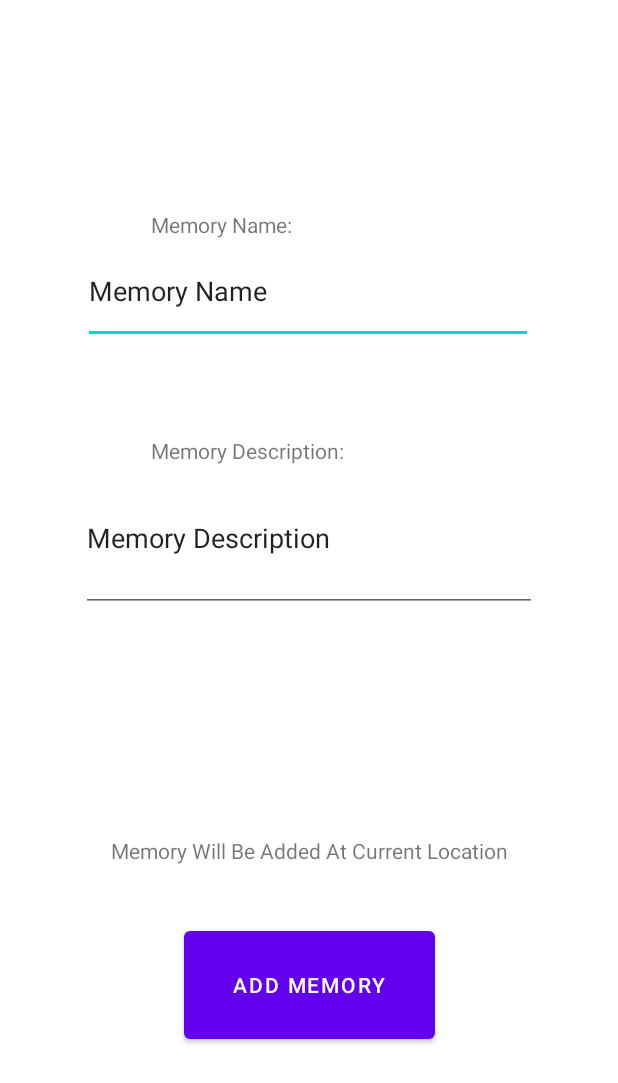
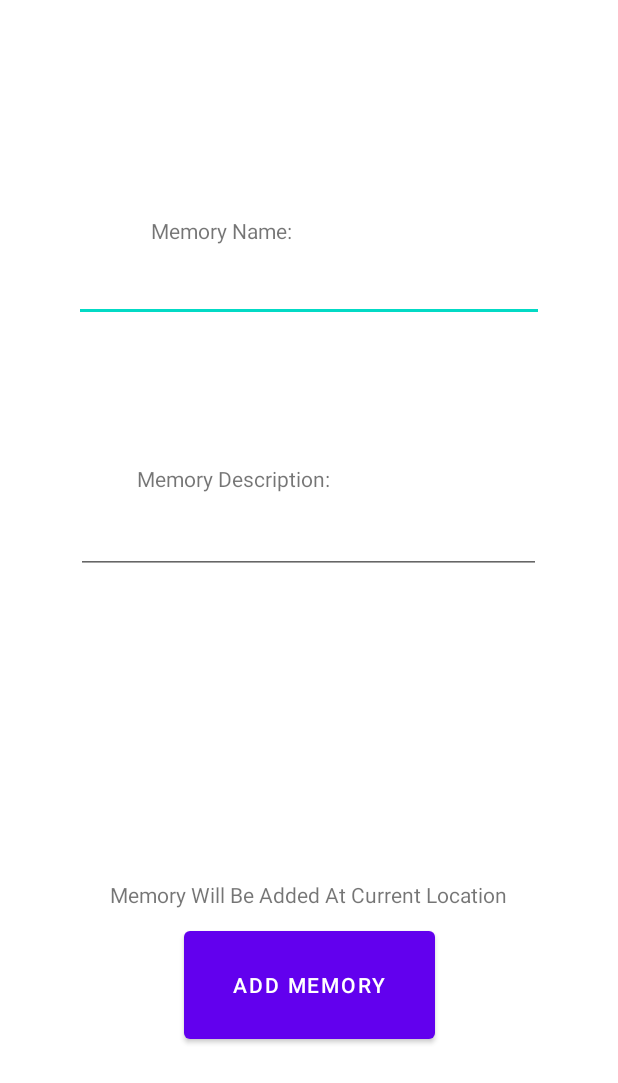
Before and after one commit to kieranrobinson/KF7008-Mobile-Application-Development, an Android app: the screen it shows after launch (AddMemoryActivity), after a tap on "ADD MEMORY LOCATION", on a phone screen of 412 x 824 dp. Shown: the top 1083 px of the screen. Run offline under Robolectric (Android 15) with nearby library versions, the phone set to English and light mode, and no system bars; 1 statement that could not run was skipped.

Commit message:
Removed default text from memory addition form

```diff
--- a/app/src/main/java/uk/co/kieranrobinson/AddMemoryActivity.java
+++ b/app/src/main/java/uk/co/kieranrobinson/AddMemoryActivity.java
@@ -55,9 +55,7 @@ public class AddMemoryActivity extends AppCompatActivity {
 
         sqliteDB.addNewMemory(memoryName.getText().toString(), memoryDescription.getText().toString());
 
-        //TODO: Add current location to memory with highest ID using addNewLocation()
         getLastLocation();
-
         int lastMemoryId = sqliteDB.getLastMemoryId();
         sqliteDB.addNewLocation(lastMemoryId, recentLongitude, recentLatitude);
         System.out.println("LAST MEMORY ID: " + lastMemoryId);
@@ -71,8 +69,6 @@ public class AddMemoryActivity extends AppCompatActivity {
 
         if(checkPermissions()){
             if(isLocationEnabled()){
-                //TODO: Do location logic
-
                 fusedLocationProviderClient.getLastLocation().addOnCompleteListener(new OnCompleteListener<Location>() {
                     @Override
                     public void onComplete(@NonNull Task<Location> task) {
--- a/app/src/main/res/layout/activity_add_memory.xml
+++ b/app/src/main/res/layout/activity_add_memory.xml
@@ -20,11 +20,10 @@
 
     <EditText
         android:id="@+id/editTextMemoryName"
-        android:layout_width="300dp"
-        android:layout_height="70dp"
+        android:layout_width="313dp"
+        android:layout_height="51dp"
         android:ems="10"
         android:inputType="textPersonName"
-        android:text="Memory Name"
         app:layout_constraintBottom_toBottomOf="parent"
         app:layout_constraintEnd_toEndOf="parent"
         app:layout_constraintHorizontal_bias="0.497"
@@ -39,18 +38,17 @@
         android:text="Memory Description:"
         app:layout_constraintBottom_toTopOf="@+id/editTextMemoryDescription"
         app:layout_constraintEnd_toEndOf="parent"
-        app:layout_constraintHorizontal_bias="0.355"
+        app:layout_constraintHorizontal_bias="0.323"
         app:layout_constraintStart_toStartOf="parent"
         app:layout_constraintTop_toTopOf="parent"
         app:layout_constraintVertical_bias="1.0" />
 
     <EditText
         android:id="@+id/editTextMemoryDescription"
-        android:layout_width="304dp"
-        android:layout_height="98dp"
+        android:layout_width="310dp"
+        android:layout_height="54dp"
         android:ems="10"
         android:inputType="textPersonName"
-        android:text="Memory Description"
         app:layout_constraintBottom_toBottomOf="parent"
         app:layout_constraintEnd_toEndOf="parent"
         app:layout_constraintHorizontal_bias="0.497"
@@ -65,9 +63,10 @@
         android:text="Memory Will Be Added At Current Location"
         app:layout_constraintBottom_toTopOf="@+id/buttonSubmitForm"
         app:layout_constraintEnd_toEndOf="parent"
+        app:layout_constraintHorizontal_bias="0.496"
         app:layout_constraintStart_toStartOf="parent"
         app:layout_constraintTop_toTopOf="parent"
-        app:layout_constraintVertical_bias="0.936" />
+        app:layout_constraintVertical_bias="0.986" />
 
     <Button
         android:id="@+id/buttonSubmitForm"
```
